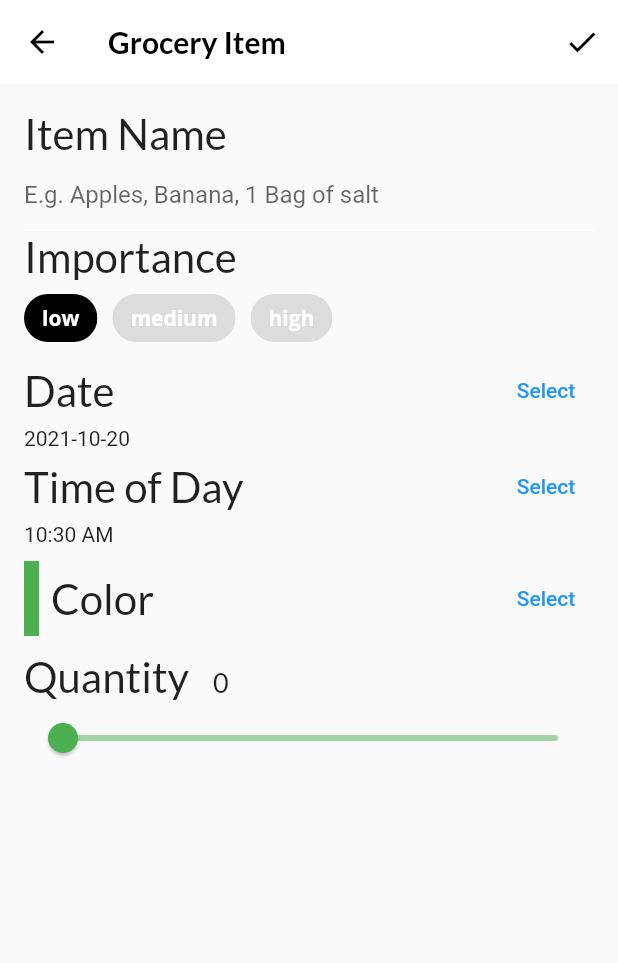
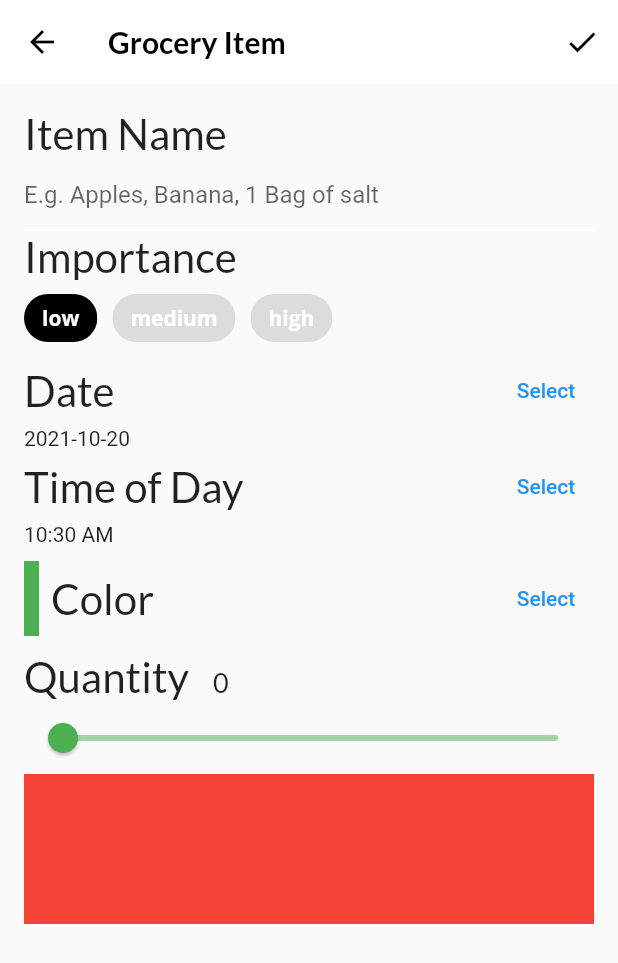
Before and after one commit to morikann/flutter-apprentice-II-interactive, a Flutter app: the screen it shows after launch, item 3 of the bottom bar chosen, after a tap on the "add" icon, on a phone screen of 412 x 824 dp. Shown: the top 963 px of the screen. Run offline on Flutter 3.47's test engine with Material 2 defaults, Android fonts, the phone set to English and light mode, and no system bars; our stand-ins replace flutter_colorpicker, google_fonts; project files that could hold a hidden picture were left out.

Commit message:
Building Grocerytile

```diff
--- /dev/null
+++ b/lib/components/grocery_tile.dart
@@ -0,0 +1,74 @@
+import 'package:flutter/material.dart';
+import 'package:google_fonts/google_fonts.dart';
+import 'package:intl/intl.dart';
+import '../models/grocery_item.dart';
+
+class GroceryTile extends StatelessWidget {
+  // 1
+  final GroceryItem item;
+  // 2
+  final Function(bool?)? onComplete;
+  // 3
+  final TextDecoration textDecoration;
+
+  // 4
+  GroceryTile({
+    Key? key,
+    required this.item,
+    this.onComplete,
+  })  : textDecoration =
+            item.isComplete ? TextDecoration.lineThrough : TextDecoration.none,
+        super(key: key);
+
+  @override
+  Widget build(BuildContext context) {
+    // TODO 21: Change this Widget
+    return Container(
+      height: 100.0,
+      // TODO 20: Replace this color
+      color: Colors.red,
+    );
+  }
+
+// TODO: Add BuildImportance()
+  Widget buildImportance() {
+    if (item.importance == Importance.low) {
+      return Text('Low', style: GoogleFonts.lato(decoration: textDecoration));
+    } else if (item.importance == Importance.medium) {
+      return Text('Medium',
+          style: GoogleFonts.lato(
+              fontWeight: FontWeight.w800, decoration: textDecoration));
+    } else if (item.importance == Importance.high) {
+      return Text(
+        'High',
+        style: GoogleFonts.lato(
+          color: Colors.red,
+          fontWeight: FontWeight.w900,
+          decoration: textDecoration,
+        ),
+      );
+    } else {
+      throw Exception('This importance type does not exist');
+    }
+  }
+
+// TODO: Add buildDate()
+  Widget buildDate() {
+    final dateFormatter = DateFormat('MMMM dd h:mm a');
+    final dateString = dateFormatter.format(item.date);
+    return Text(
+      dateString,
+      style: TextStyle(decoration: textDecoration),
+    );
+  }
+
+// TODO: Add buildCheckbox()
+  Widget buildCheckbox() {
+    return Checkbox(
+      // 1
+      value: item.isComplete,
+      // 2
+      onChanged: onComplete,
+    );
+  }
+}
--- a/lib/screens/grocery_item_screen.dart
+++ b/lib/screens/grocery_item_screen.dart
@@ -4,6 +4,7 @@ import 'package:google_fonts/google_fonts.dart';
 import 'package:flutter_colorpicker/flutter_colorpicker.dart';
 import 'package:uuid/uuid.dart';
 import 'package:intl/intl.dart';
+import '../components/grocery_tile.dart';
 
 class GroceryItemScreen extends StatefulWidget {
   final Function(GroceryItem) onCreate;
@@ -89,6 +90,22 @@ class _GroceryItemScreenState extends State<GroceryItemScreen> {
             buildColorPicker(context),
             const SizedBox(height: 10.0),
             buildQuantityField(),
+            GroceryTile(
+              item: GroceryItem(
+                id: 'previewMode',
+                name: _name,
+                importance: _importance,
+                color: _currentColor,
+                quantity: _currentSliderValue,
+                date: DateTime(
+                  _dueDate.year,
+                  _dueDate.month,
+                  _dueDate.day,
+                  _dueDate.hour,
+                  _dueDate.minute,
+                ),
+              ),
+            ),
           ],
         ),
       ),
```
